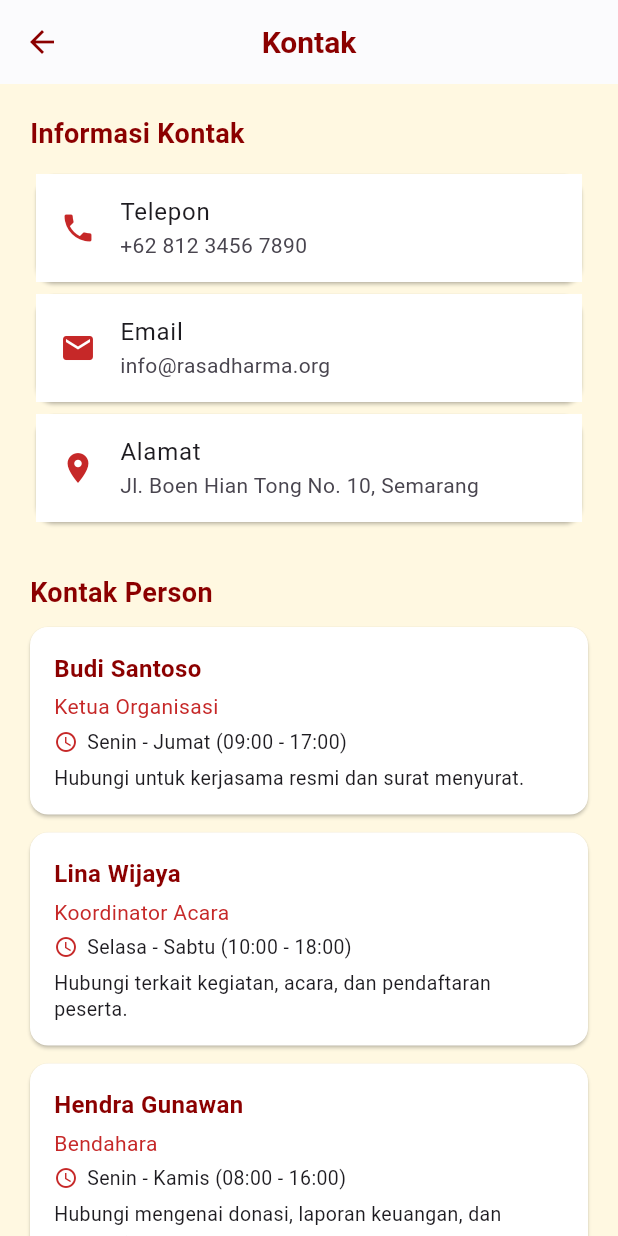
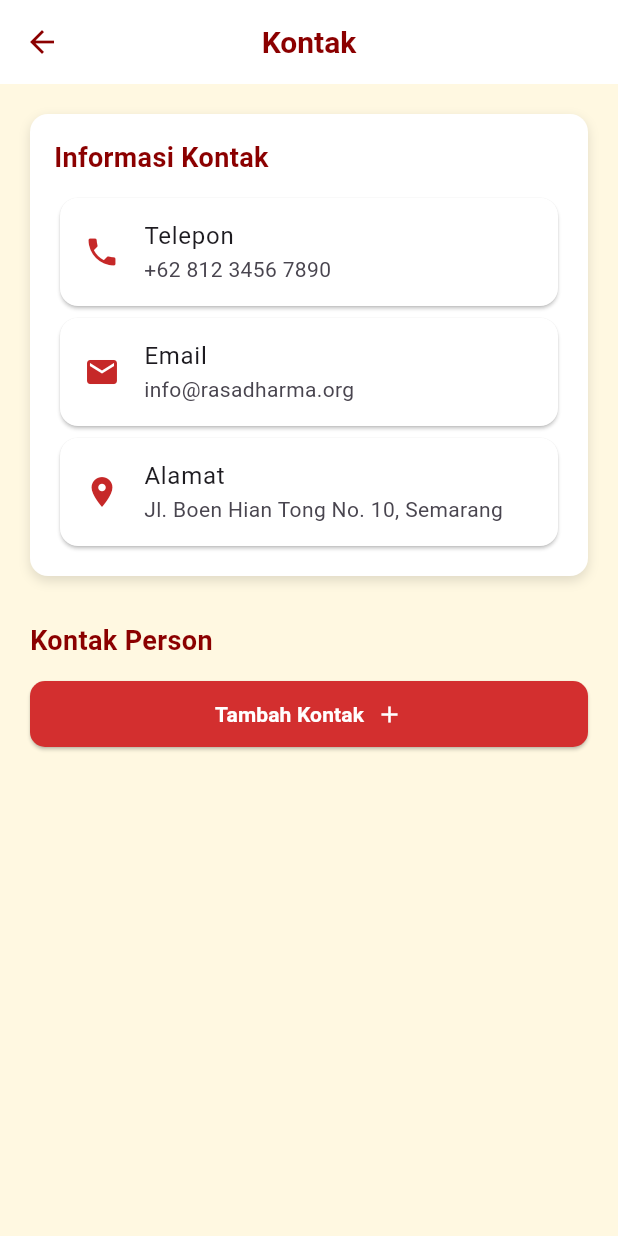
Before and after one commit to misaelyosa/manpro_test, a Flutter app: the MorePages screen opened directly, after a tap on "Kontak", on a phone screen of 412 x 824 dp. Run offline on Flutter 3.47's test engine with Material 3 defaults, Android fonts, the phone set to English and light mode, and no system bars; our stand-ins replace cloud_firestore, csv, firebase_auth, firebase_core, lottie, share_plus and 1 more; accounts and stored records are empty.

Commit message:
add, and delete contact done

```diff
--- /dev/null
+++ b/lib/controller/contact_provider.dart
@@ -0,0 +1,71 @@
+import 'package:flutter/material.dart';
+import 'package:cloud_firestore/cloud_firestore.dart';
+import 'package:rasadharma_app/data/classes/contact_person.dart';
+import 'package:rasadharma_app/data/repository/contact_repo.dart';
+
+class ContactProvider extends ChangeNotifier {
+  final ContactRepository _repository = ContactRepository();
+
+  final List<ContactPerson> _contacts = [];
+  List<ContactPerson> get contacts => List.unmodifiable(_contacts);
+
+  bool isAdmin = false;
+  bool fetchingContacts = false;
+
+  ContactProvider() {
+    getContacts();
+    checkAdmin();
+  }
+
+  Future<void> checkAdmin() async {
+    // TODO: replace with AuthService
+    isAdmin = true;
+    notifyListeners();
+  }
+
+  /// GET — SAME STYLE AS getKegiatan()
+  Future<void> getContacts() async {
+    fetchingContacts = true;
+    notifyListeners();
+
+    QuerySnapshot querySnapshot =
+        await _repository.getContacts();
+
+    _contacts.clear();
+
+    for (var doc in querySnapshot.docs) {
+      _contacts.add(
+        ContactPerson(
+          id: doc.id,
+          name: doc['name'],
+          role: doc['role'],
+          time: doc['time'],
+          info: doc['info'],
+        ),
+      );
+    }
+
+    fetchingContacts = false;
+    notifyListeners();
+  }
+
+  /// ADD
+  Future<void> addContact(ContactPerson person) async {
+    await _repository.addContact({
+      'name': person.name,
+      'role': person.role,
+      'time': person.time,
+      'info': person.info,
+      'createdAt': FieldValue.serverTimestamp(),
+    });
+
+    await getContacts(); // refresh like kegiatan
+  }
+
+  /// DELETE
+  Future<void> deleteContact(String id) async {
+    await _repository.deleteContact(id);
+    _contacts.removeWhere((c) => c.id == id);
+    notifyListeners();
+  }
+}
--- /dev/null
+++ b/lib/data/classes/contact_person.dart
@@ -0,0 +1,35 @@
+class ContactPerson {
+  final String id;
+  final String name;
+  final String role;
+  final String time;
+  final String info;
+
+  ContactPerson({
+    required this.id,
+    required this.name,
+    required this.role,
+    required this.time,
+    required this.info,
+  });
+
+  factory ContactPerson.fromJson(Map<String, dynamic> json) {
+    return ContactPerson(
+      id: json['id'],
+      name: json['name'],
+      role: json['role'],
+      time: json['time'],
+      info: json['info'],
+    );
+  }
+
+  Map<String, dynamic> toJson() {
+    return {
+      'id': id,
+      'name': name,
+      'role': role,
+      'time': time,
+      'info': info,
+    };
+  }
+}
--- a/lib/data/enums/collection_enums.dart
+++ b/lib/data/enums/collection_enums.dart
@@ -2,4 +2,5 @@ class CollectionEnums {
   static const kegiatan = "kegiatan";
   static const sejarah = "sejarah";
   static const user = "user";
+  static const contactPerson = "contact";
 }
--- /dev/null
+++ b/lib/data/repository/contact_repo.dart
@@ -0,0 +1,23 @@
+import 'package:cloud_firestore/cloud_firestore.dart';
+
+class ContactRepository {
+  final FirebaseFirestore _firestore = FirebaseFirestore.instance;
+
+  /// GET
+  Future<QuerySnapshot> getContacts() async {
+    return await _firestore
+        .collection('contacts')
+        .orderBy('createdAt', descending: false)
+        .get();
+  }
+
+  /// ADD
+  Future<void> addContact(Map<String, dynamic> data) async {
+    await _firestore.collection('contacts').add(data);
+  }
+
+  /// DELETE
+  Future<void> deleteContact(String id) async {
+    await _firestore.collection('contacts').doc(id).delete();
+  }
+}
--- a/lib/views/pages/kontak_page.dart
+++ b/lib/views/pages/kontak_page.dart
@@ -1,80 +1,23 @@
 import 'package:flutter/material.dart';
+import 'package:provider/provider.dart';
+import 'package:rasadharma_app/controller/contact_provider.dart';
+import 'package:rasadharma_app/data/classes/contact_person.dart';
 import 'package:rasadharma_app/theme/colors.dart';
 
-class KontakPage extends StatefulWidget {
+class KontakPage extends StatelessWidget {
   const KontakPage({super.key});
 
   @override
-  State<KontakPage> createState() => _KontakPageState();
-}
-
-class _KontakPageState extends State<KontakPage> {
-  final _formKey = GlobalKey<FormState>();
-  String _name = "";
-  String _email = "";
-  String _message = "";
-  bool _isSending = false;
-
-  void _submit() async {
-    if (!_formKey.currentState!.validate()) return;
-    _formKey.currentState!.save();
-
-    setState(() => _isSending = true);
-    await Future.delayed(const Duration(seconds: 2));
-    setState(() => _isSending = false);
-
-    if (!mounted) return;
-    showDialog(
-      context: context,
-      builder: (_) => AlertDialog(
-        title: const Text("Pesan Terkirim"),
-        content: const Text(
-          "Terima kasih atas pesan Anda. Kami akan segera membalas.",
-        ),
-        actions: [
-          TextButton(
-            onPressed: () => Navigator.of(context).pop(),
-            child: const Text("OK"),
-          ),
-        ],
-      ),
-    );
-  }
-
-  final List<Map<String, String>> _contactPersons = [
-    {
-      "name": "Budi Santoso",
-      "role": "Ketua Organisasi",
-      "time": "Senin - Jumat (09:00 - 17:00)",
-      "info": "Hubungi untuk kerjasama resmi dan surat menyurat.",
-    },
-    {
-      "name": "Lina Wijaya",
-      "role": "Koordinator Acara",
-      "time": "Selasa - Sabtu (10:00 - 18:00)",
-      "info": "Hubungi terkait kegiatan, acara, dan pendaftaran peserta.",
-    },
-    {
-      "name": "Hendra Gunawan",
-      "role": "Bendahara",
-      "time": "Senin - Kamis (08:00 - 16:00)",
-      "info": "Hubungi mengenai donasi, laporan keuangan, dan sponsor.",
-    },
-  ];
-  @override
   Widget build(BuildContext context) {
-    return Scaffold(
+    return ChangeNotifierProvider(
+      create: (_) => ContactProvider()..getContacts(),
+      child: Scaffold(
         backgroundColor: AppColors.background,
         appBar: AppBar(
           backgroundColor: Colors.white,
           foregroundColor: AppColors.darkRed,
-        elevation: 0.5,
-        toolbarOpacity: 1,
-
           centerTitle: true,
-        title: const Padding(
-          padding: EdgeInsets.symmetric(vertical: 8.0),
-          child: Text(
+          title: const Text(
             "Kontak",
             style: TextStyle(
               fontSize: 20,
@@ -83,18 +26,40 @@ class _KontakPageState extends State<KontakPage> {
             ),
           ),
         ),
-      ),
-      body: SafeArea(
-        child: Column(
-          children: [
-            Expanded(
-              child: SingleChildScrollView(
+        body: Consumer<ContactProvider>(
+          builder: (context, prov, _) {
+            return SingleChildScrollView(
               padding: const EdgeInsets.all(20),
               child: Column(
                 crossAxisAlignment: CrossAxisAlignment.start,
                 children: [
-                    // Section: Informasi Kontak
-                    const Text(
+                  _infoSection(),
+                  const SizedBox(height: 30),
+                  _contactPersonSection(context, prov),
+                ],
+              ),
+            );
+          },
+        ),
+      ),
+    );
+  }
+
+  Widget _infoSection() {
+    return Container(
+      width: double.infinity,
+      padding: const EdgeInsets.all(16),
+      decoration: BoxDecoration(
+        color: AppColors.white,
+        borderRadius: BorderRadius.circular(12),
+        boxShadow: const [
+          BoxShadow(color: Colors.black12, blurRadius: 6, offset: Offset(0, 3)),
+        ],
+      ),
+      child: Column(
+        crossAxisAlignment: CrossAxisAlignment.start,
+        children: const [
+          Text(
             "Informasi Kontak",
             style: TextStyle(
               fontSize: 18,
@@ -102,46 +67,31 @@ class _KontakPageState extends State<KontakPage> {
               color: AppColors.darkRed,
             ),
           ),
-                    const SizedBox(height: 10),
-                    Card(
-                      child: ListTile(
-                        tileColor: AppColors.white,
-                        leading: const Icon(
-                          Icons.phone,
-                          color: AppColors.primary,
+          SizedBox(height: 10),
+          _InfoTile(
+            icon: Icons.phone,
+            title: "Telepon",
+            subtitle: "+62 812 3456 7890",
           ),
-                        title: const Text("Telepon"),
-                        subtitle: const Text("+62 812 3456 7890"),
+          _InfoTile(
+            icon: Icons.email,
+            title: "Email",
+            subtitle: "info@rasadharma.org",
           ),
+          _InfoTile(
+            icon: Icons.location_on,
+            title: "Alamat",
+            subtitle: "Jl. Boen Hian Tong No. 10, Semarang",
           ),
-                    Card(
-                      child: ListTile(
-                        tileColor: AppColors.white,
-                        leading: const Icon(
-                          Icons.email,
-                          color: AppColors.primary,
+        ],
       ),
-                        title: const Text("Email"),
-                        subtitle: const Text("info@rasadharma.org"),
-                      ),
-                    ),
-                    Card(
-                      child: ListTile(
-                        tileColor: AppColors.white,
-                        leading: const Icon(
-                          Icons.location_on,
-                          color: AppColors.primary,
-                        ),
-                        title: const Text("Alamat"),
-                        subtitle: const Text(
-                          "Jl. Boen Hian Tong No. 10, Semarang",
-                        ),
-                      ),
-                    ),
+    );
+  }
 
-                    const SizedBox(height: 30),
-
-                    // Section: Daftar Kontak Person
+  Widget _contactPersonSection(BuildContext context, ContactProvider prov) {
+    return Column(
+      crossAxisAlignment: CrossAxisAlignment.start,
+      children: [
         const Text(
           "Kontak Person",
           style: TextStyle(
@@ -150,143 +100,235 @@ class _KontakPageState extends State<KontakPage> {
             color: AppColors.darkRed,
           ),
         ),
-                    const SizedBox(height: 10),
-                    Column(
-                      children: _contactPersons.map((person) {
-                        return Card(
-                          color: AppColors.white,
-                          margin: const EdgeInsets.only(bottom: 12),
-                          child: Padding(
-                            padding: const EdgeInsets.all(16),
-                            child: Column(
-                              crossAxisAlignment: CrossAxisAlignment.start,
-                              children: [
+
+        if (prov.isAdmin) ...[
+          const SizedBox(height: 12),
+          SizedBox(
+            width: double.infinity,
+            child: ElevatedButton(
+              onPressed: () => _showAddContactModal(context, prov),
+              style: ElevatedButton.styleFrom(
+                backgroundColor: Colors.red.shade700,
+                shape: RoundedRectangleBorder(
+                  borderRadius: BorderRadius.circular(10),
+                ),
+                padding: const EdgeInsets.symmetric(vertical: 12),
+              ),
+              child: Row(
+                mainAxisAlignment: MainAxisAlignment.center,
+                children: const [
                   Text(
-                                  person["name"]!,
-                                  style: const TextStyle(
-                                    fontSize: 16,
+                    'Tambah Kontak',
+                    style: TextStyle(
                       fontWeight: FontWeight.bold,
-                                    color: AppColors.darkRed,
+                      color: Colors.white,
                     ),
                   ),
-                                const SizedBox(height: 4),
-                                Text(
-                                  person["role"]!,
-                                  style: const TextStyle(
-                                    color: AppColors.primary,
-                                  ),
-                                ),
-                                const SizedBox(height: 4),
-                                Row(
-                                  children: [
-                                    const Icon(
-                                      Icons.access_time,
-                                      size: 16,
-                                      color: AppColors.primary,
-                                    ),
-                                    const SizedBox(width: 6),
-                                    Expanded(
-                                      child: Text(
-                                        person["time"]!,
-                                        style: const TextStyle(fontSize: 13),
-                                      ),
-                                    ),
-                                  ],
-                                ),
-                                const SizedBox(height: 6),
-                                Text(
-                                  person["info"]!,
-                                  style: const TextStyle(
-                                    fontSize: 13,
-                                    height: 1.3,
-                                  ),
-                                ),
-                              ],
-                            ),
-                          ),
-                        );
-                      }).toList(),
-                    ),
-
-                    const SizedBox(height: 30),
-
-                    // Section: Form Pesan
-                    const Text(
-                      "Kirim Pesan",
-                      style: TextStyle(
-                        fontSize: 16,
-                        fontWeight: FontWeight.bold,
-                        color: AppColors.darkRed,
-                      ),
-                    ),
-                    const SizedBox(height: 10),
-
-                    Form(
-                      key: _formKey,
-                      child: Column(
-                        children: [
-                          Container(
-                            margin: const EdgeInsets.only(bottom: 12),
-                            child: TextFormField(
-                              decoration: InputDecoration(
-                                labelText: "Nama *",
-                                border: OutlineInputBorder(
-                                  borderRadius: BorderRadius.circular(8),
-                                ),
-                              ),
-                              validator: (v) =>
-                                  v == null || v.isEmpty ? "Harus diisi" : null,
-                              onSaved: (v) => _name = v ?? "",
-                            ),
-                          ),
-                          Container(
-                            margin: const EdgeInsets.only(bottom: 12),
-                            child: TextFormField(
-                              decoration: InputDecoration(
-                                labelText: "Email *",
-                                border: OutlineInputBorder(
-                                  borderRadius: BorderRadius.circular(8),
-                                ),
-                              ),
-                              validator: (v) => v == null || !v.contains("@")
-                                  ? "Email tidak valid"
-                                  : null,
-                              onSaved: (v) => _email = v ?? "",
-                            ),
-                          ),
-                          Container(
-                            margin: const EdgeInsets.only(bottom: 12),
-                            child: TextFormField(
-                              decoration: InputDecoration(
-                                labelText: "Pesan *",
-                                border: OutlineInputBorder(
-                                  borderRadius: BorderRadius.circular(8),
-                                ),
-                              ),
-                              maxLines: 4,
-                              validator: (v) =>
-                                  v == null || v.isEmpty ? "Harus diisi" : null,
-                              onSaved: (v) => _message = v ?? "",
-                            ),
-                          ),
-                          const SizedBox(height: 20),
-                          SizedBox(
-                            width: double.infinity,
-                            child: ElevatedButton.icon(
-                              onPressed: _isSending ? null : _submit,
-                              icon: const Icon(Icons.send),
-                              label: Text(_isSending ? "Mengirim..." : "Kirim"),
-                            ),
-                          ),
-                        ],
-                      ),
-                    ),
+                  SizedBox(width: 8),
+                  Icon(Icons.add, color: Colors.white, size: 18),
                 ],
               ),
             ),
           ),
         ],
+
+        const SizedBox(height: 12),
+
+        Column(
+          children: prov.contacts.map((person) {
+            return Card(
+              color: AppColors.white,
+              margin: const EdgeInsets.only(bottom: 12),
+              child: ListTile(
+                title: Text(
+                  person.name,
+                  style: const TextStyle(
+                    fontWeight: FontWeight.bold,
+                    color: AppColors.darkRed,
                   ),
+                ),
+                subtitle: Column(
+                  crossAxisAlignment: CrossAxisAlignment.start,
+                  children: [
+                    Text(person.role),
+                    const SizedBox(height: 4),
+                    Text(person.time, style: const TextStyle(fontSize: 12)),
+                    const SizedBox(height: 4),
+                    Text(person.info, style: const TextStyle(fontSize: 12)),
+                  ],
+                ),
+                trailing: prov.isAdmin
+                    ? IconButton(
+                        icon: const Icon(Icons.delete, color: Colors.red),
+                        onPressed: () => prov.deleteContact(person.id),
+                      )
+                    : null,
+              ),
+            );
+          }).toList(),
+        ),
+      ],
+    );
+  }
+}
+
+void _showAddContactModal(BuildContext context, ContactProvider prov) {
+  final _formKey = GlobalKey<FormState>();
+
+  final _nameController = TextEditingController();
+  final _roleController = TextEditingController();
+  final _timeController = TextEditingController();
+  final _infoController = TextEditingController();
+
+  showModalBottomSheet(
+    context: context,
+    isScrollControlled: true,
+    shape: const RoundedRectangleBorder(
+      borderRadius: BorderRadius.vertical(top: Radius.circular(20)),
+    ),
+    builder: (context) {
+      return Padding(
+        padding: EdgeInsets.only(
+          left: 16,
+          right: 16,
+          top: 16,
+          bottom: MediaQuery.of(context).viewInsets.bottom,
+        ),
+        child: Form(
+          key: _formKey,
+          child: SingleChildScrollView(
+            child: Column(
+              mainAxisSize: MainAxisSize.min,
+              crossAxisAlignment: CrossAxisAlignment.start,
+              children: [
+                const Text(
+                  'Tambah Kontak Person',
+                  style: TextStyle(
+                    fontSize: 18,
+                    fontWeight: FontWeight.bold,
+                    color: AppColors.darkRed,
+                  ),
+                ),
+                const SizedBox(height: 16),
+
+                /// Nama
+                TextFormField(
+                  controller: _nameController,
+                  decoration: const InputDecoration(
+                    labelText: 'Nama',
+                    border: OutlineInputBorder(),
+                  ),
+                  validator: (v) =>
+                      v == null || v.isEmpty ? 'Nama wajib diisi' : null,
+                ),
+                const SizedBox(height: 12),
+
+                /// Jabatan
+                TextFormField(
+                  controller: _roleController,
+                  decoration: const InputDecoration(
+                    labelText: 'Jabatan',
+                    border: OutlineInputBorder(),
+                  ),
+                  validator: (v) =>
+                      v == null || v.isEmpty ? 'Jabatan wajib diisi' : null,
+                ),
+                const SizedBox(height: 12),
+
+                /// Jam Operasional
+                TextFormField(
+                  controller: _timeController,
+                  decoration: const InputDecoration(
+                    labelText: 'Jam Operasional',
+                    border: OutlineInputBorder(),
+                  ),
+                  validator: (v) => v == null || v.isEmpty
+                      ? 'Jam operasional wajib diisi'
+                      : null,
+                ),
+                const SizedBox(height: 12),
+
+                /// Info
+                TextFormField(
+                  controller: _infoController,
+                  maxLines: 3,
+                  decoration: const InputDecoration(
+                    labelText: 'Keterangan',
+                    border: OutlineInputBorder(),
+                  ),
+                  validator: (v) =>
+                      v == null || v.isEmpty ? 'Keterangan wajib diisi' : null,
+                ),
+                const SizedBox(height: 20),
+
+                /// Buttons
+                Row(
+                  children: [
+                    Expanded(
+                      child: OutlinedButton(
+                        onPressed: () => Navigator.pop(context),
+                        child: const Text('Batal'),
+                      ),
+                    ),
+                    const SizedBox(width: 12),
+                    Expanded(
+                      child: ElevatedButton(
+                        style: ElevatedButton.styleFrom(
+                          backgroundColor: Colors.red.shade700,
+                        ),
+                        child: const Text(
+                          'Tambah',
+                          style: TextStyle(color: Colors.white),
+                        ),
+                        onPressed: () {
+                          if (!_formKey.currentState!.validate()) return;
+
+                          prov.addContact(
+                            ContactPerson(
+                              id: DateTime.now().millisecondsSinceEpoch
+                                  .toString(),
+                              name: _nameController.text.trim(),
+                              role: _roleController.text.trim(),
+                              time: _timeController.text.trim(),
+                              info: _infoController.text.trim(),
+                            ),
+                          );
+
+                          Navigator.pop(context);
+                        },
+                      ),
+                    ),
+                  ],
+                ),
+                const SizedBox(height: 16),
+              ],
+            ),
+          ),
+        ),
+      );
+    },
+  );
+}
+
+class _InfoTile extends StatelessWidget {
+  final IconData icon;
+  final String title;
+  final String subtitle;
+
+  const _InfoTile({
+    required this.icon,
+    required this.title,
+    required this.subtitle,
+  });
+
+  @override
+  Widget build(BuildContext context) {
+    return Card(
+      color: AppColors.white,
+      child: ListTile(
+        leading: Icon(icon, color: AppColors.primary),
+        title: Text(title),
+        subtitle: Text(subtitle),
       ),
     );
   }
```
Lines whose indentation alone changed are shown as unchanged.
